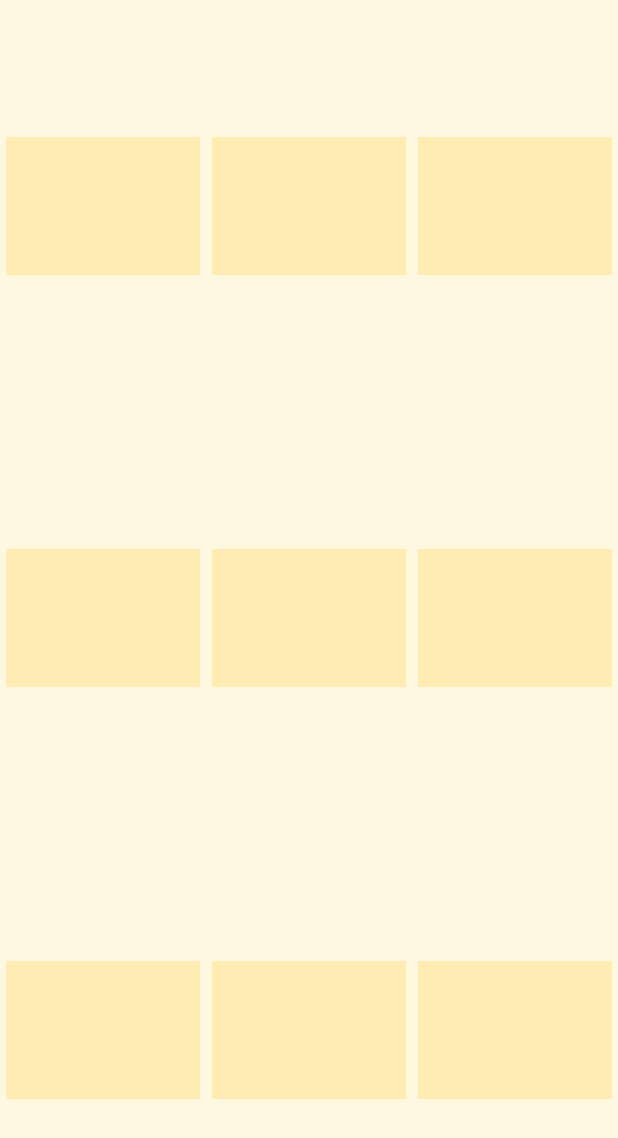
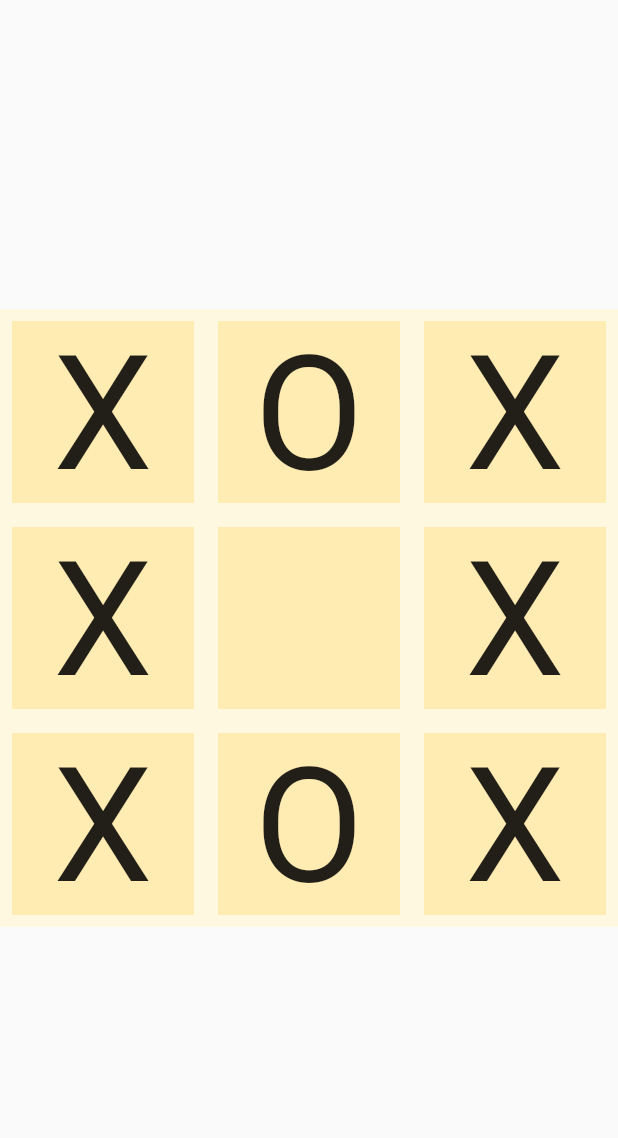
Before and after one commit to jerinkjohn26/containerStyling, a Flutter app: the screen it shows after launch, on a phone screen of 412 x 824 dp. Shown: the top 1138 px of the screen. Run offline on Flutter 3.47's test engine with Material 2 defaults, Android fonts, the phone set to English and light mode, and no system bars.

Commit message:
tic tac toe

```diff
--- a/lib/main.dart
+++ b/lib/main.dart
@@ -2,6 +2,7 @@ import 'dart:math' as math;
 
 import 'package:containerstyling/header.dart';
 import 'package:containerstyling/tic_tac.dart';
+import 'package:containerstyling/tic_tac_toe.dart';
 import 'package:flutter/material.dart';
 
 import 'header_compact.dart';
@@ -12,7 +13,7 @@ import 'header_compact.dart';
 //   ));
 // }
 void main() {
-  runApp(TicTac());
+  runApp(MaterialApp(home: Scaffold(body: TicTacToe())));
 }
 
 class MyApp extends StatelessWidget {
--- /dev/null
+++ b/lib/tic_tac_toe.dart
@@ -0,0 +1,85 @@
+import 'package:flutter/material.dart';
+
+class TicTacToe extends StatelessWidget {
+  const TicTacToe({super.key});
+
+  @override
+  Widget build(BuildContext context) {
+    Size size = MediaQuery.of(context).size;
+
+    var length = size.width < size.height ? size.width : size.height;
+    return Center(
+      child: Container(
+        height: length,
+        width: length,
+        color: Colors.amber[50],
+        child: Column(
+          children: const [
+            RowTile(
+              text1: "X",
+              text2: "O",
+              text3: "X",
+            ),
+            RowTile(
+              text1: "X",
+              text2: "",
+              text3: "X",
+            ),
+            RowTile(
+              text1: "X",
+              text2: "O",
+              text3: "X",
+            ),
+          ],
+        ),
+      ),
+    );
+  }
+}
+
+class RowTile extends StatelessWidget {
+  const RowTile({
+    Key? key,
+    required this.text1,
+    required this.text2,
+    required this.text3,
+  }) : super(key: key);
+
+  final String text1, text2, text3;
+
+  @override
+  Widget build(BuildContext context) {
+    return Expanded(
+      child: Row(
+        children: [
+          Tile(
+            text: text1,
+          ),
+          Tile(
+            text: text2,
+          ),
+          Tile(
+            text: text3,
+          ),
+        ],
+      ),
+    );
+  }
+}
+
+class Tile extends StatelessWidget {
+  String text;
+
+  Tile({super.key, required this.text});
+
+  @override
+  Widget build(BuildContext context) {
+    return Expanded(
+      child: Container(
+        margin: EdgeInsets.all(8),
+        color: Colors.amber[100],
+        child: text.isNotEmpty ? FittedBox(child: Text(text)) : Container(),
+      ),
+    );
+  }
+}
```
